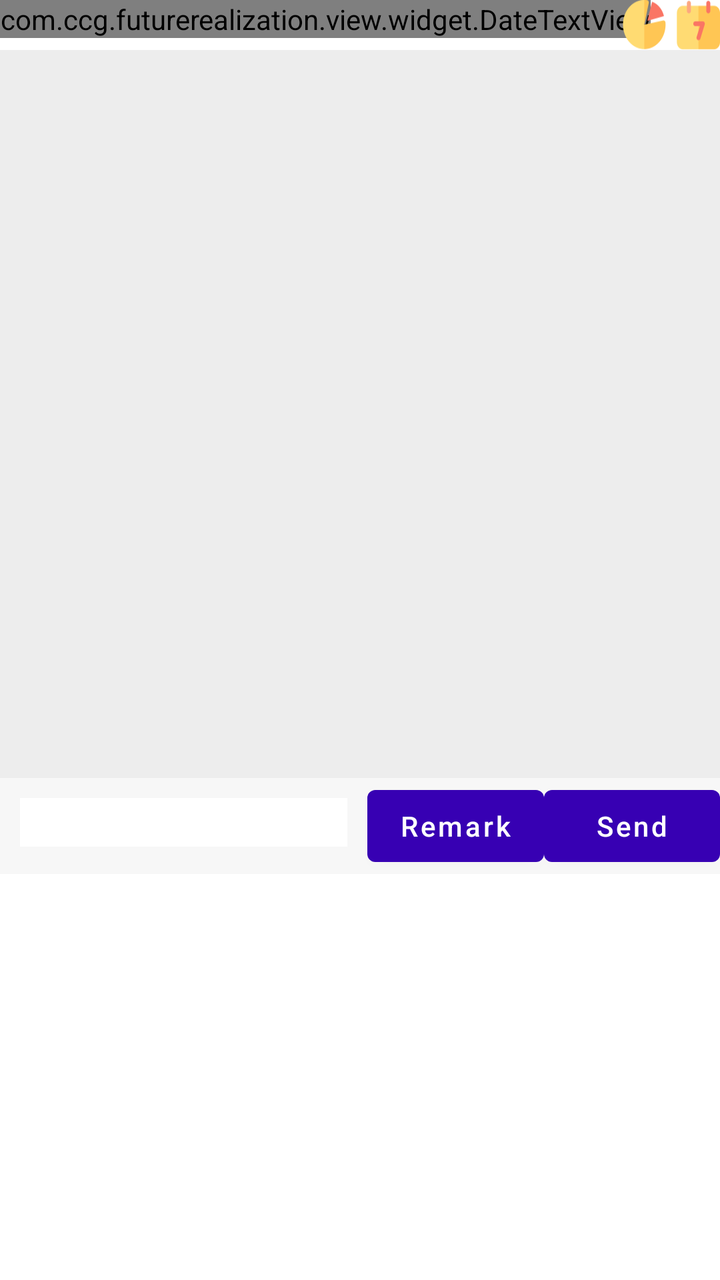
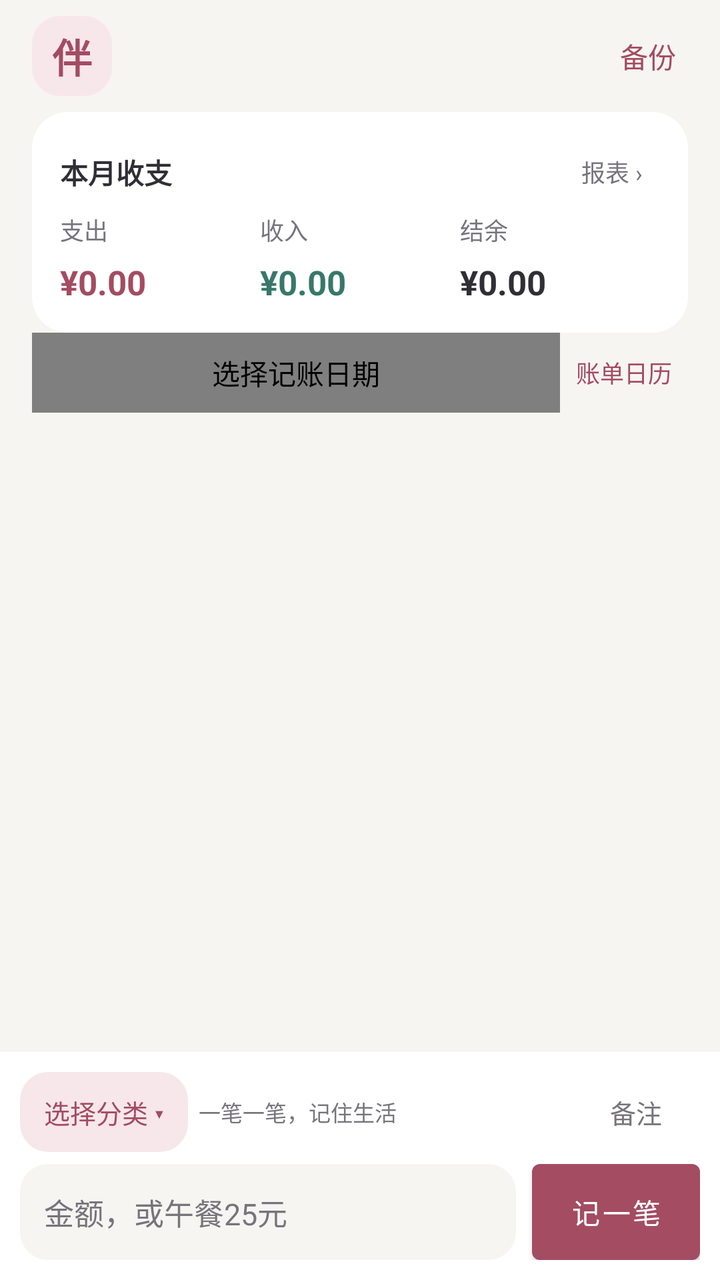

Compare the two renders of this Android layout. The source of the first and the diff that turns it into the second are given below.
<!-- AndroidManifest.xml: application theme Theme.FutureRealization -->
<!-- res/layout/fragment_book_keeping.xml -->
<?xml version="1.0" encoding="utf-8"?>
<LinearLayout xmlns:android="http://schemas.android.com/apk/res/android"
    android:layout_width="match_parent"
    android:layout_height="match_parent"
    xmlns:app="http://schemas.android.com/apk/res-auto"
    android:orientation="vertical">
    <RelativeLayout
        android:layout_width="match_parent"
        android:layout_height="@dimen/fragment_book_keeping_title_height"
        android:orientation="horizontal">

        <com.ccg.futurerealization.view.widget.DateTextView
            android:id="@+id/date_text"
            android:layout_width="wrap_content"
            android:layout_height="wrap_content"
            android:textSize="@dimen/book_keeping_title_text_size"
            android:clickable="true"
            android:focusable="true"
            android:textColor="@drawable/item_msg_click_selector" />

        <TextView
            android:id="@+id/account_text"
            android:layout_width="wrap_content"
            android:layout_height="wrap_content"
            android:textSize="@dimen/book_keeping_title_text_size"
            android:layout_centerHorizontal="true"/>

        <ImageButton
            android:id="@+id/report_img_btn"
            android:layout_width="wrap_content"
            android:layout_height="@dimen/fragment_book_keeping_title_height"
            android:background="@mipmap/icon_report"
            android:layout_toStartOf="@+id/calendar_img_btn"
            android:layout_marginEnd="@dimen/report_img_btn_margin_right"
            android:clickable="true"
            android:focusable="true" />

        <ImageButton
            android:id="@+id/calendar_img_btn"
            android:layout_width="wrap_content"
            android:layout_height="@dimen/fragment_book_keeping_title_height"
            android:background="@mipmap/icon_calender"
            android:layout_alignParentEnd="true"
            android:clickable="true"
            android:focusable="true" />
    </RelativeLayout>
    <androidx.recyclerview.widget.RecyclerView
        android:background="@color/book_keep_list"
        android:id="@+id/chat_msg_list"
        android:layout_width="match_parent"
        android:layout_height="0dp"
        android:layout_weight="1"
        android:fadingEdge="none"
        android:overScrollMode="never"/>

    <LinearLayout
        android:background="@color/book_keep_send_layout"
        android:id="@+id/send_layout"
        android:layout_width="match_parent"
        android:layout_height="wrap_content"
        android:orientation="horizontal">
        <TextView
            android:id="@+id/book_keep_type"
            android:layout_width="wrap_content"
            android:layout_height="wrap_content" />
        
        <EditText
            android:background="@color/book_keep_send_text"
            android:id="@+id/send_msg"
            android:layout_weight="1"
            android:layout_width="0dp"
            android:layout_height="wrap_content"
            android:layout_marginStart="10dp"
            android:layout_marginEnd="10dp"
            android:phoneNumber="true"
            />
        <Button
            android:id="@+id/remark_msg"
            android:layout_width="wrap_content"
            android:layout_height="wrap_content"
            android:text="@string/remark_msg_btn"/>
        <Button
            android:id="@+id/send_btn"
            android:layout_width="wrap_content"
            android:layout_height="wrap_content"
            android:text="@string/chat_send_btn"/>
    </LinearLayout>
    <LinearLayout
        android:layout_width="match_parent"
        android:layout_height="wrap_content"
        android:orientation="vertical">
        <androidx.viewpager.widget.ViewPager
            android:id="@+id/view_list"
            android:layout_width="match_parent"
            android:layout_height="@dimen/account_category_viewpager_height"
            android:overScrollMode="never"
            />
        <com.google.android.material.tabs.TabLayout
            android:id="@+id/tab_layout"
            android:layout_width="match_parent"
            android:layout_height="wrap_content"
            app:tabIndicatorColor="@color/tab_indicator_color"
            app:tabMode="fixed"
            />
    </LinearLayout>

</LinearLayout>
<!-- resources referenced by this layout -->
<resources>
  <color name="book_keep_list">#EDEDED</color>
  <color name="book_keep_send_layout">#F7F7F7</color>
  <color name="book_keep_send_text">#FFFFFF</color>
  <color name="tab_indicator_color">@color/black</color>
  <dimen name="account_category_viewpager_height">155dp</dimen>
  <dimen name="book_keeping_title_text_size">35px</dimen>
  <dimen name="fragment_book_keeping_title_height">25dp</dimen>
  <dimen name="report_img_btn_margin_right">5dp</dimen>
  <!-- drawable item_msg_click_selector (drawable) -->
  <?xml version="1.0" encoding="utf-8"?>
  <selector xmlns:android="http://schemas.android.com/apk/res/android">
      <item android:state_selected="true" android:color="#999999"/>
      <item android:state_focused="true" android:color="#999999"/>
      <item android:state_pressed="true" android:color="#999999"/>
      <item android:color="#FF000000"/>
  </selector>
  <!-- mipmap icon_calender: png bitmap (mipmap-xxhdpi, 1158 bytes) -->
  <!-- mipmap icon_report: png bitmap (mipmap-xxhdpi, 1428 bytes) -->
  <string name="chat_send_btn">Send</string>
  <string name="remark_msg_btn">Remark</string>
  <style name="Theme.FutureRealization" parent="Theme.MaterialComponents.DayNight.DarkActionBar">
          
          
          <item name="colorPrimaryVariant">@color/app_theme_color</item>
          <item name="colorOnPrimary">@color/white</item>
          
          <item name="colorSecondary">@color/teal_200</item>
          <item name="colorSecondaryVariant">@color/teal_700</item>
          <item name="colorOnSecondary">@color/black</item>
          
          <item name="android:statusBarColor" tools:targetApi="l">?attr/colorPrimaryVariant</item>
          
          <item name="textAllCaps">false</item>
          <item name="colorAccent">@color/app_theme_color</item>
          <item name="colorPrimary">@color/app_theme_color</item>
          <item name="colorPrimaryDark">@color/app_theme_color</item>
      </style>
  <color name="black">#FF000000</color>
  <color name="app_theme_color">@color/purple_700</color>
  <color name="white">#FFFFFFFF</color>
  <color name="teal_200">#FF03DAC5</color>
  <color name="teal_700">#FF018786</color>
  <color name="purple_700">#FF3700B3</color>
</resources>

<!-- the commit's change to res/layout/fragment_book_keeping.xml (unified diff, before → after) -->
@@ -1,107 +1,95 @@
 <?xml version="1.0" encoding="utf-8"?>
 <LinearLayout xmlns:android="http://schemas.android.com/apk/res/android"
-    android:layout_width="match_parent"
-    android:layout_height="match_parent"
     xmlns:app="http://schemas.android.com/apk/res-auto"
-    android:orientation="vertical">
-    <RelativeLayout
-        android:layout_width="match_parent"
-        android:layout_height="@dimen/fragment_book_keeping_title_height"
-        android:orientation="horizontal">
+    android:layout_width="match_parent" android:layout_height="match_parent"
+    android:background="@color/ledger_background" android:orientation="vertical">
 
-        <com.ccg.futurerealization.view.widget.DateTextView
-            android:id="@+id/date_text"
-            android:layout_width="wrap_content"
-            android:layout_height="wrap_content"
-            android:textSize="@dimen/book_keeping_title_text_size"
-            android:clickable="true"
-            android:focusable="true"
-            android:textColor="@drawable/item_msg_click_selector" />
-
-        <TextView
-            android:id="@+id/account_text"
-            android:layout_width="wrap_content"
-            android:layout_height="wrap_content"
-            android:textSize="@dimen/book_keeping_title_text_size"
-            android:layout_centerHorizontal="true"/>
-
-        <ImageButton
-            android:id="@+id/report_img_btn"
-            android:layout_width="wrap_content"
-            android:layout_height="@dimen/fragment_book_keeping_title_height"
-            android:background="@mipmap/icon_report"
-            android:layout_toStartOf="@+id/calendar_img_btn"
-            android:layout_marginEnd="@dimen/report_img_btn_margin_right"
-            android:clickable="true"
-            android:focusable="true" />
-
-        <ImageButton
-            android:id="@+id/calendar_img_btn"
-            android:layout_width="wrap_content"
-            android:layout_height="@dimen/fragment_book_keeping_title_height"
-            android:background="@mipmap/icon_calender"
-            android:layout_alignParentEnd="true"
-            android:clickable="true"
-            android:focusable="true" />
-    </RelativeLayout>
-    <androidx.recyclerview.widget.RecyclerView
-        android:background="@color/book_keep_list"
-        android:id="@+id/chat_msg_list"
-        android:layout_width="match_parent"
-        android:layout_height="0dp"
-        android:layout_weight="1"
-        android:fadingEdge="none"
-        android:overScrollMode="never"/>
-
-    <LinearLayout
-        android:background="@color/book_keep_send_layout"
-        android:id="@+id/send_layout"
-        android:layout_width="match_parent"
-        android:layout_height="wrap_content"
-        android:orientation="horizontal">
-        <TextView
-            android:id="@+id/book_keep_type"
-            android:layout_width="wrap_content"
-            android:layout_height="wrap_content" />
-        
-        <EditText
-            android:background="@color/book_keep_send_text"
-            android:id="@+id/send_msg"
-            android:layout_weight="1"
-            android:layout_width="0dp"
-            android:layout_height="wrap_content"
-            android:layout_marginStart="10dp"
-            android:layout_marginEnd="10dp"
-            android:phoneNumber="true"
-            />
-        <Button
-            android:id="@+id/remark_msg"
-            android:layout_width="wrap_content"
-            android:layout_height="wrap_content"
-            android:text="@string/remark_msg_btn"/>
-        <Button
-            android:id="@+id/send_btn"
-            android:layout_width="wrap_content"
-            android:layout_height="wrap_content"
-            android:text="@string/chat_send_btn"/>
-    </LinearLayout>
-    <LinearLayout
-        android:layout_width="match_parent"
-        android:layout_height="wrap_content"
-        android:orientation="vertical">
-        <androidx.viewpager.widget.ViewPager
-            android:id="@+id/view_list"
-            android:layout_width="match_parent"
-            android:layout_height="@dimen/account_category_viewpager_height"
-            android:overScrollMode="never"
-            />
-        <com.google.android.material.tabs.TabLayout
-            android:id="@+id/tab_layout"
-            android:layout_width="match_parent"
-            android:layout_height="wrap_content"
-            app:tabIndicatorColor="@color/tab_indicator_color"
-            app:tabMode="fixed"
-            />
+    <LinearLayout android:layout_width="match_parent" android:layout_height="56dp"
+        android:paddingStart="16dp" android:paddingEnd="12dp" android:gravity="center_vertical">
+        <TextView android:layout_width="40dp" android:layout_height="40dp"
+            android:background="@drawable/ledger_accent_surface" android:gravity="center"
+            android:text="伴" android:textStyle="bold" android:textSize="20sp" android:textColor="@color/ledger_accent" />
+        <TextView android:id="@+id/buddy_title" android:layout_width="0dp" android:layout_weight="1"
+            android:layout_height="48dp" android:gravity="center_vertical" android:paddingStart="12dp"
+            android:textColor="@color/ledger_text" android:textSize="16sp" android:textStyle="bold"
+            android:background="?attr/selectableItemBackground" />
+        <TextView android:id="@+id/backup_btn" android:layout_width="48dp" android:layout_height="48dp"
+            android:text="备份" android:gravity="center" android:textSize="14sp" android:textColor="@color/ledger_accent"
+            android:background="?attr/selectableItemBackground" android:contentDescription="备份与换机迁移" />
     </LinearLayout>
 
+    <LinearLayout android:layout_width="match_parent" android:layout_height="wrap_content"
+        android:layout_marginStart="16dp" android:layout_marginEnd="16dp" android:padding="14dp"
+        android:background="@drawable/ledger_card" android:orientation="vertical">
+        <LinearLayout android:layout_width="match_parent" android:layout_height="wrap_content" android:gravity="center_vertical">
+            <TextView android:layout_width="0dp" android:layout_weight="1" android:layout_height="wrap_content"
+                android:text="本月收支" android:textColor="@color/ledger_text" android:textStyle="bold" android:textSize="14sp" />
+            <TextView android:id="@+id/report_img_btn" android:layout_width="48dp" android:layout_height="32dp"
+                android:gravity="center" android:text="报表 ›" android:textSize="12sp" android:textColor="@color/ledger_muted"
+                android:background="?attr/selectableItemBackground" />
+        </LinearLayout>
+        <LinearLayout android:layout_width="match_parent" android:layout_height="wrap_content" android:paddingTop="4dp">
+            <LinearLayout android:layout_width="0dp" android:layout_weight="1" android:layout_height="wrap_content" android:orientation="vertical">
+                <TextView android:layout_width="wrap_content" android:layout_height="wrap_content" android:text="支出" android:textSize="12sp" android:textColor="@color/ledger_muted" />
+                <TextView android:id="@+id/month_expense" style="@style/LedgerAmount" android:textColor="@color/ledger_accent" />
+            </LinearLayout>
+            <LinearLayout android:layout_width="0dp" android:layout_weight="1" android:layout_height="wrap_content" android:orientation="vertical">
+                <TextView android:layout_width="wrap_content" android:layout_height="wrap_content" android:text="收入" android:textSize="12sp" android:textColor="@color/ledger_muted" />
+                <TextView android:id="@+id/month_income" style="@style/LedgerAmount" android:textColor="@color/ledger_income" />
+            </LinearLayout>
+            <LinearLayout android:layout_width="0dp" android:layout_weight="1" android:layout_height="wrap_content" android:orientation="vertical">
+                <TextView android:layout_width="wrap_content" android:layout_height="wrap_content" android:text="结余" android:textSize="12sp" android:textColor="@color/ledger_muted" />
+                <TextView android:id="@+id/month_balance" style="@style/LedgerAmount" android:textColor="@color/ledger_text" />
+            </LinearLayout>
+        </LinearLayout>
+    </LinearLayout>
+
+    <LinearLayout android:layout_width="match_parent" android:layout_height="40dp" android:gravity="center_vertical"
+        android:paddingStart="16dp" android:paddingEnd="16dp">
+        <com.ccg.futurerealization.view.widget.DateTextView android:id="@+id/date_text"
+            android:layout_width="0dp" android:layout_weight="1" android:layout_height="match_parent"
+            android:gravity="center_vertical" android:textSize="13sp" android:textColor="@color/ledger_muted"
+            android:background="?attr/selectableItemBackground" android:contentDescription="选择记账日期" />
+        <TextView android:id="@+id/calendar_img_btn" android:layout_width="64dp" android:layout_height="match_parent"
+            android:gravity="center" android:text="账单日历" android:textSize="12sp" android:textColor="@color/ledger_accent"
+            android:background="?attr/selectableItemBackground" />
+    </LinearLayout>
+    <androidx.recyclerview.widget.RecyclerView android:id="@+id/chat_msg_list"
+        android:layout_width="match_parent" android:layout_height="0dp" android:layout_weight="1"
+        android:paddingStart="16dp" android:paddingEnd="16dp" android:paddingBottom="8dp"
+        android:clipToPadding="false" android:overScrollMode="never" />
+    <TextView android:id="@+id/day_summary" android:layout_width="match_parent" android:layout_height="wrap_content"
+        android:paddingStart="16dp" android:paddingEnd="16dp" android:paddingTop="6dp" android:paddingBottom="6dp"
+        android:textSize="11sp" android:textColor="@color/ledger_muted" />
+
+    <LinearLayout android:id="@+id/send_layout" android:layout_width="match_parent" android:layout_height="wrap_content"
+        android:orientation="vertical" android:padding="10dp" android:background="@color/ledger_surface">
+        <LinearLayout android:layout_width="match_parent" android:layout_height="40dp" android:gravity="center_vertical">
+            <TextView android:id="@+id/book_keep_type" android:layout_width="wrap_content" android:layout_height="40dp"
+                android:gravity="center" android:paddingStart="12dp" android:paddingEnd="12dp" android:text="选择分类 ▾"
+                android:textSize="13sp" android:textColor="@color/ledger_accent" android:background="@drawable/ledger_accent_surface" />
+            <TextView android:layout_width="0dp" android:layout_weight="1" android:layout_height="wrap_content"
+                android:text="  一笔一笔，记住生活" android:textSize="11sp" android:textColor="@color/ledger_muted" />
+            <TextView android:id="@+id/remark_msg" android:layout_width="64dp" android:layout_height="40dp"
+                android:gravity="center" android:text="备注" android:textSize="13sp" android:textColor="@color/ledger_muted"
+                android:background="?attr/selectableItemBackground" />
+        </LinearLayout>
+        <LinearLayout android:layout_width="match_parent" android:layout_height="wrap_content" android:gravity="center_vertical" android:paddingTop="6dp">
+            <EditText android:id="@+id/send_msg" android:layout_width="0dp" android:layout_weight="1"
+                android:layout_height="48dp" android:background="@drawable/ledger_input" android:paddingStart="12dp" android:paddingEnd="12dp"
+                android:hint="金额，或午餐25元" android:textColorHint="@color/ledger_muted" android:textColor="@color/ledger_text"
+                android:textSize="15sp" android:inputType="text" android:imeOptions="actionSend" android:singleLine="true" android:maxLength="200" />
+            <Button android:id="@+id/send_btn" android:layout_width="84dp" android:layout_height="48dp"
+                android:layout_marginStart="8dp" android:text="记一笔" android:textSize="14sp" android:textColor="@color/white"
+                app:backgroundTint="@color/ledger_accent" android:insetTop="0dp" android:insetBottom="0dp" />
+        </LinearLayout>
+    </LinearLayout>
+    <LinearLayout android:id="@+id/category_panel" android:layout_width="match_parent" android:layout_height="wrap_content"
+        android:visibility="gone" android:background="@color/ledger_surface" android:orientation="vertical">
+        <com.google.android.material.tabs.TabLayout android:id="@+id/tab_layout" android:layout_width="match_parent"
+            android:layout_height="40dp" app:tabIndicatorColor="@color/ledger_accent" app:tabSelectedTextColor="@color/ledger_accent"
+            app:tabTextColor="@color/ledger_muted" app:tabMode="scrollable" />
+        <androidx.viewpager.widget.ViewPager android:id="@+id/view_list" android:layout_width="match_parent"
+            android:layout_height="144dp" android:overScrollMode="never" />
+    </LinearLayout>
 </LinearLayout>
<!-- resource entries referenced after the edit -->
@@ -1,25 +1,11 @@
 <!-- resources referenced by this layout -->
 <resources>
-  <color name="book_keep_list">#EDEDED</color>
-  <color name="book_keep_send_layout">#F7F7F7</color>
-  <color name="book_keep_send_text">#FFFFFF</color>
-  <color name="tab_indicator_color">@color/black</color>
-  <dimen name="account_category_viewpager_height">155dp</dimen>
-  <dimen name="book_keeping_title_text_size">35px</dimen>
-  <dimen name="fragment_book_keeping_title_height">25dp</dimen>
-  <dimen name="report_img_btn_margin_right">5dp</dimen>
-  <!-- drawable item_msg_click_selector (drawable) -->
-  <?xml version="1.0" encoding="utf-8"?>
-  <selector xmlns:android="http://schemas.android.com/apk/res/android">
-      <item android:state_selected="true" android:color="#999999"/>
-      <item android:state_focused="true" android:color="#999999"/>
-      <item android:state_pressed="true" android:color="#999999"/>
-      <item android:color="#FF000000"/>
-  </selector>
-  <!-- mipmap icon_calender: png bitmap (mipmap-xxhdpi, 1158 bytes) -->
-  <!-- mipmap icon_report: png bitmap (mipmap-xxhdpi, 1428 bytes) -->
-  <string name="chat_send_btn">Send</string>
-  <string name="remark_msg_btn">Remark</string>
+  <color name="ledger_accent">#A34C62</color>
+  <color name="ledger_background">#F7F5F2</color>
+  <color name="ledger_income">#38786A</color>
+  <color name="ledger_muted">#77747C</color>
+  <color name="ledger_surface">#FFFFFF</color>
+  <color name="ledger_text">#302F35</color>
   <style name="Theme.FutureRealization" parent="Theme.MaterialComponents.DayNight.DarkActionBar">
           
           
@@ -37,9 +23,41 @@
           <item name="colorPrimary">@color/app_theme_color</item>
           <item name="colorPrimaryDark">@color/app_theme_color</item>
       </style>
+  <color name="ledger_soft">#F7E7EB</color>
   <color name="black">#FF000000</color>
   <color name="app_theme_color">@color/purple_700</color>
   <color name="white">#FFFFFFFF</color>
+  <!-- drawable ledger_accent_surface (drawable) -->
+  <?xml version="1.0" encoding="utf-8"?>
+  <shape xmlns:android="http://schemas.android.com/apk/res/android" android:shape="rectangle">
+      <solid android:color="@color/ledger_soft" />
+      <corners android:radius="14dp" />
+  </shape>
+  <!-- drawable ledger_card (drawable) -->
+  <?xml version="1.0" encoding="utf-8"?>
+  <shape xmlns:android="http://schemas.android.com/apk/res/android" android:shape="rectangle">
+      <solid android:color="@color/ledger_surface" />
+      <corners android:radius="18dp" />
+  </shape>
+  <!-- drawable ledger_input (drawable) -->
+  <?xml version="1.0" encoding="utf-8"?>
+  <shape xmlns:android="http://schemas.android.com/apk/res/android" android:shape="rectangle">
+      <solid android:color="@color/ledger_background" />
+      <corners android:radius="14dp" />
+  </shape>
+  <style name="LedgerAmount">
+          <item name="android:layout_width">match_parent</item>
+          <item name="android:layout_height">wrap_content</item>
+          <item name="android:paddingTop">6dp</item>
+          <item name="android:textSize">17sp</item>
+          <item name="android:textStyle">bold</item>
+          <item name="android:text">¥0.00</item>
+          <item name="android:maxLines">1</item>
+          <item name="android:autoSizeTextType">uniform</item>
+          <item name="android:autoSizeMinTextSize">10sp</item>
+          <item name="android:autoSizeMaxTextSize">17sp</item>
+          <item name="android:autoSizeStepGranularity">1sp</item>
+      </style>
   <color name="teal_200">#FF03DAC5</color>
   <color name="teal_700">#FF018786</color>
   <color name="purple_700">#FF3700B3</color>
